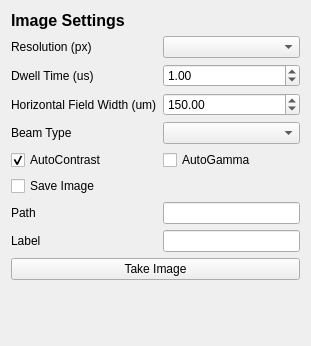
First picture: the form in fibsem/ui/qtdesigner_files/ImageSettingsWidget.ui, repository DeMarcoLab/fibsem, before the edit.
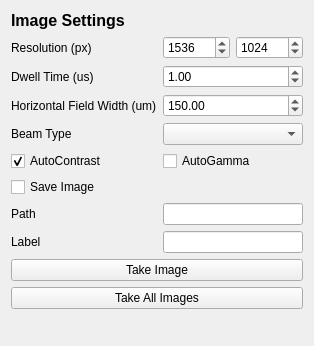
Second picture: the form after the edit.

What changed in the file:
```diff
--- a/fibsem/ui/qtdesigner_files/ImageSettingsWidget.ui
+++ b/fibsem/ui/qtdesigner_files/ImageSettingsWidget.ui
@@ -14,12 +14,23 @@
    <string>Form</string>
   </property>
   <layout class="QGridLayout" name="gridLayout">
-   <item row="4" column="1">
+   <item row="5" column="1" colspan="2">
+    <widget class="QCheckBox" name="checkBox_image_use_autogamma">
+     <property name="text">
+      <string>AutoGamma</string>
+     </property>
+    </widget>
+   </item>
+   <item row="3" column="0">
+    <widget class="QLabel" name="label_image_hfw">
+     <property name="text">
+      <string>Horizontal Field Width (um)</string>
+     </property>
+    </widget>
+   </item>
+   <item row="4" column="1" colspan="2">
     <widget class="QComboBox" name="comboBox_image_beam_type"/>
    </item>
-   <item row="8" column="1">
-    <widget class="QLineEdit" name="lineEdit_image_label"/>
-   </item>
    <item row="1" column="0">
     <widget class="QLabel" name="label_image_resolution">
      <property name="text">
@@ -27,7 +38,43 @@
      </property>
     </widget>
    </item>
-   <item row="3" column="1">
+   <item row="7" column="1" colspan="2">
+    <widget class="QLineEdit" name="lineEdit_image_path"/>
+   </item>
+   <item row="4" column="0">
+    <widget class="QLabel" name="label_image_beam_type">
+     <property name="text">
+      <string>Beam Type</string>
+     </property>
+    </widget>
+   </item>
+   <item row="2" column="1" colspan="2">
+    <widget class="QDoubleSpinBox" name="doubleSpinBox_image_dwell_time">
+     <property name="maximum">
+      <double>10000000000000.000000000000000</double>
+     </property>
+     <property name="singleStep">
+      <double>0.010000000000000</double>
+     </property>
+     <property name="value">
+      <double>1.000000000000000</double>
+     </property>
+    </widget>
+   </item>
+   <item row="11" column="0" colspan="3">
+    <spacer name="verticalSpacer">
+     <property name="orientation">
+      <enum>Qt::Vertical</enum>
+     </property>
+     <property name="sizeHint" stdset="0">
+      <size>
+       <width>20</width>
+       <height>40</height>
+      </size>
+     </property>
+    </spacer>
+   </item>
+   <item row="3" column="1" colspan="2">
     <widget class="QDoubleSpinBox" name="doubleSpinBox_image_hfw">
      <property name="maximum">
       <double>2700.000000000000000</double>
@@ -40,6 +87,54 @@
      </property>
     </widget>
    </item>
+   <item row="2" column="0">
+    <widget class="QLabel" name="label_image_dwell_time">
+     <property name="text">
+      <string>Dwell Time (us)</string>
+     </property>
+    </widget>
+   </item>
+   <item row="6" column="0">
+    <widget class="QCheckBox" name="checkBox_image_save_image">
+     <property name="text">
+      <string>Save Image</string>
+     </property>
+    </widget>
+   </item>
+   <item row="7" column="0">
+    <widget class="QLabel" name="label_image_save_path">
+     <property name="text">
+      <string>Path</string>
+     </property>
+    </widget>
+   </item>
+   <item row="8" column="0">
+    <widget class="QLabel" name="label_image_label">
+     <property name="text">
+      <string>Label</string>
+     </property>
+    </widget>
+   </item>
+   <item row="9" column="0" colspan="3">
+    <widget class="QPushButton" name="pushButton_take_image">
+     <property name="text">
+      <string>Take Image</string>
+     </property>
+    </widget>
+   </item>
+   <item row="1" column="2">
+    <widget class="QSpinBox" name="spinBox_resolution_y">
+     <property name="minimum">
+      <number>1</number>
+     </property>
+     <property name="maximum">
+      <number>999999999</number>
+     </property>
+     <property name="value">
+      <number>1024</number>
+     </property>
+    </widget>
+   </item>
    <item row="0" column="0" colspan="2">
     <widget class="QLabel" name="label_title">
      <property name="font">
@@ -54,29 +149,16 @@
      </property>
     </widget>
    </item>
-   <item row="7" column="1">
-    <widget class="QLineEdit" name="lineEdit_image_path"/>
-   </item>
    <item row="1" column="1">
-    <widget class="QComboBox" name="comboBox_image_resolution"/>
-   </item>
-   <item row="2" column="0">
-    <widget class="QLabel" name="label_image_dwell_time">
-     <property name="text">
-      <string>Dwell Time (us)</string>
+    <widget class="QSpinBox" name="spinBox_resolution_x">
+     <property name="minimum">
+      <number>1</number>
      </property>
-    </widget>
-   </item>
-   <item row="2" column="1">
-    <widget class="QDoubleSpinBox" name="doubleSpinBox_image_dwell_time">
      <property name="maximum">
-      <double>100.000000000000000</double>
-     </property>
-     <property name="singleStep">
-      <double>0.010000000000000</double>
+      <number>999999999</number>
      </property>
      <property name="value">
-      <double>1.000000000000000</double>
+      <number>1536</number>
      </property>
     </widget>
    </item>
@@ -90,68 +172,16 @@
      </property>
     </widget>
    </item>
-   <item row="7" column="0">
-    <widget class="QLabel" name="label_image_save_path">
-     <property name="text">
-      <string>Path</string>
-     </property>
-    </widget>
+   <item row="8" column="1" colspan="2">
+    <widget class="QLineEdit" name="lineEdit_image_label"/>
    </item>
-   <item row="9" column="0" colspan="2">
-    <widget class="QPushButton" name="pushButton_take_image">
+   <item row="10" column="0" colspan="3">
+    <widget class="QPushButton" name="pushButton_take_all_images">
      <property name="text">
-      <string>Take Image</string>
+      <string>Take All Images</string>
      </property>
     </widget>
    </item>
-   <item row="8" column="0">
-    <widget class="QLabel" name="label_image_label">
-     <property name="text">
-      <string>Label</string>
-     </property>
-    </widget>
-   </item>
-   <item row="5" column="1">
-    <widget class="QCheckBox" name="checkBox_image_use_autogamma">
-     <property name="text">
-      <string>AutoGamma</string>
-     </property>
-    </widget>
-   </item>
-   <item row="3" column="0">
-    <widget class="QLabel" name="label_image_hfw">
-     <property name="text">
-      <string>Horizontal Field Width (um)</string>
-     </property>
-    </widget>
-   </item>
-   <item row="4" column="0">
-    <widget class="QLabel" name="label_image_beam_type">
-     <property name="text">
-      <string>Beam Type</string>
-     </property>
-    </widget>
-   </item>
-   <item row="6" column="0">
-    <widget class="QCheckBox" name="checkBox_image_save_image">
-     <property name="text">
-      <string>Save Image</string>
-     </property>
-    </widget>
-   </item>
-   <item row="10" column="0" colspan="2">
-    <spacer name="verticalSpacer">
-     <property name="orientation">
-      <enum>Qt::Vertical</enum>
-     </property>
-     <property name="sizeHint" stdset="0">
-      <size>
-       <width>20</width>
-       <height>40</height>
-      </size>
-     </property>
-    </spacer>
-   </item>
   </layout>
  </widget>
  <resources/>
```
